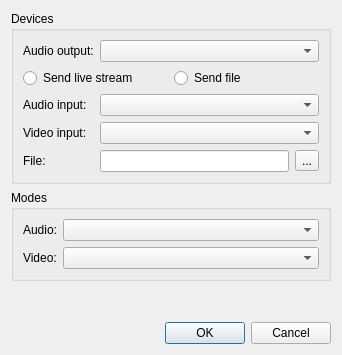
psi-im/psimedia, file demo/config.ui: the form before one commit.
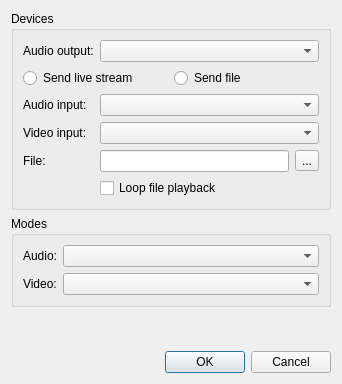
The form after the commit.

Commit message: add ability to loop files to the api and demo

```diff
--- a/demo/config.ui
+++ b/demo/config.ui
@@ -6,7 +6,7 @@
     <x>0</x>
     <y>0</y>
     <width>338</width>
-    <height>355</height>
+    <height>384</height>
    </rect>
   </property>
   <property name="windowTitle" >
@@ -109,6 +109,13 @@
         </item>
        </layout>
       </item>
+      <item row="5" column="1" >
+       <widget class="QCheckBox" name="ck_loop" >
+        <property name="text" >
+         <string>Loop file playback</string>
+        </property>
+       </widget>
+      </item>
      </layout>
     </widget>
    </item>
@@ -163,7 +170,7 @@
      <property name="sizeHint" >
       <size>
        <width>320</width>
-       <height>81</height>
+       <height>41</height>
       </size>
      </property>
     </spacer>
```
Left out of the diff: 1 changed line with no effect on the pictures. The commit also changes 5 other files.
